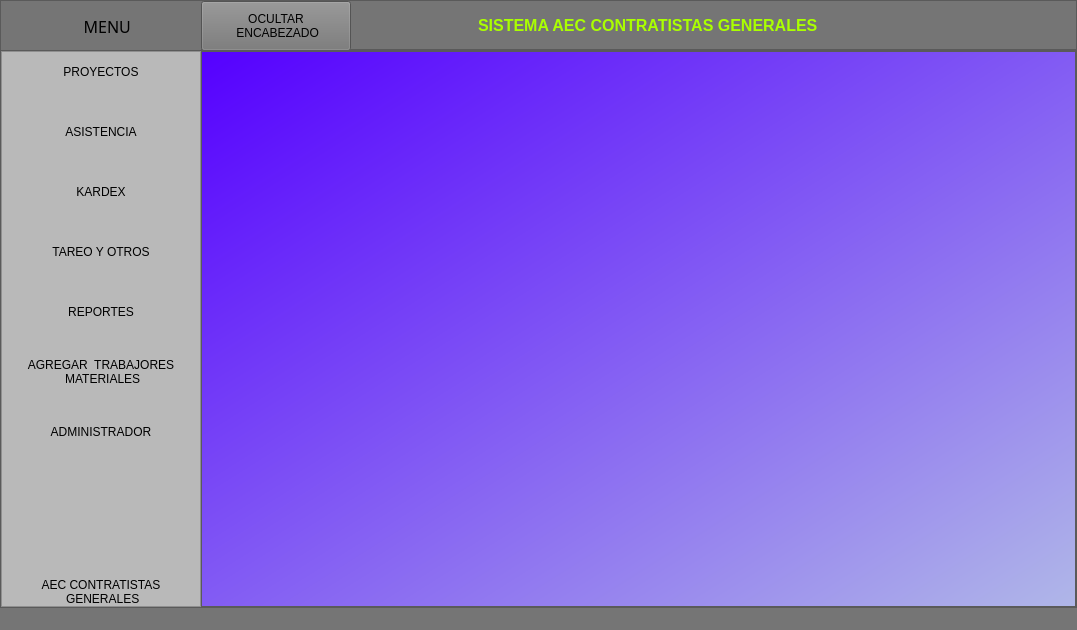
Before: the Qt Designer form ui_files/menu.ui in Romehe369/aec_contrastistas_g, drawn with Qt 5.
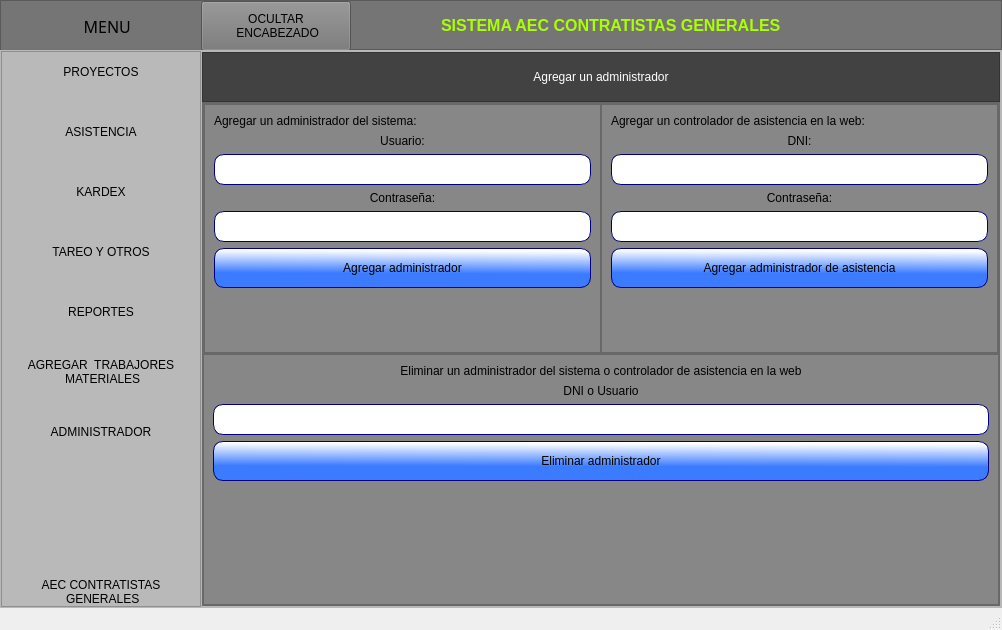
After: the same form once the commit is applied. The open tabs and pages were chosen to show the change. Icons and pictures are not drawn.

```diff
--- a/ui_files/menu.ui
+++ b/ui_files/menu.ui
@@ -6,7 +6,7 @@
    <rect>
     <x>0</x>
     <y>0</y>
-    <width>1077</width>
+    <width>1002</width>
     <height>630</height>
    </rect>
   </property>
@@ -20,7 +20,11 @@
    <string>MainWindow</string>
   </property>
   <property name="styleSheet">
-   <string notr="true">background-color: rgb(117, 117, 117);</string>
+   <string notr="true">background-color: rgb(117, 117, 117);
+
+QLineEdit{
+	background-color: rgb(255, 255, 255);
+}</string>
   </property>
   <widget class="QWidget" name="centralwidget">
    <layout class="QVBoxLayout" name="verticalLayout">
@@ -715,9 +719,456 @@
             </property>
             <widget class="QWidget" name="page">
              <property name="styleSheet">
-              <string notr="true">background-color: qlineargradient(spread:pad, x1:0, y1:0, x2:1, y2:1, stop:0 rgba(85, 0, 255, 255), stop:1 rgba(176, 183, 232, 255));</string>
+              <string notr="true">QWidget{
+background-color: rgb(135, 135, 135);
+}
+
+QPushButton{
+border: 1px solid rgb(0, 0, 127);
+border-radius:10px;
+background-color: qlineargradient(spread:pad, x1:0.409318, y1:0.636, x2:0.432, y2:0.0454545, stop:0 rgba(59, 123, 255, 255), stop:1 rgba(255, 255, 255, 255));
+font: 14pt &quot;MS Shell Dlg 2&quot;;
+}
+
+QPushButton:hover{
+	background-color: rgb(170, 255, 255);
+	font: 14pt &quot;MS Shell Dlg 2&quot;;
+}</string>
              </property>
-             <layout class="QVBoxLayout" name="verticalLayout_9"/>
+             <layout class="QVBoxLayout" name="verticalLayout_9">
+              <property name="spacing">
+               <number>0</number>
+              </property>
+              <property name="leftMargin">
+               <number>0</number>
+              </property>
+              <property name="topMargin">
+               <number>0</number>
+              </property>
+              <property name="rightMargin">
+               <number>0</number>
+              </property>
+              <property name="bottomMargin">
+               <number>0</number>
+              </property>
+              <item>
+               <widget class="QFrame" name="frame_24">
+                <property name="minimumSize">
+                 <size>
+                  <width>0</width>
+                  <height>50</height>
+                 </size>
+                </property>
+                <property name="maximumSize">
+                 <size>
+                  <width>16777215</width>
+                  <height>50</height>
+                 </size>
+                </property>
+                <property name="styleSheet">
+                 <string notr="true">QFrame{
+background-color: rgb(66, 66, 66);
+font: 12pt &quot;MS Shell Dlg 2&quot;;
+}
+
+QLineEdit{
+	font: 12pt &quot;MS Shell Dlg 2&quot;;
+	background-color: rgb(255, 255, 255);
+	border: 1px solid rgb(0, 0, 127);
+	border-radius:10px;
+}</string>
+                </property>
+                <property name="frameShape">
+                 <enum>QFrame::StyledPanel</enum>
+                </property>
+                <property name="frameShadow">
+                 <enum>QFrame::Raised</enum>
+                </property>
+                <layout class="QVBoxLayout" name="verticalLayout_31">
+                 <property name="spacing">
+                  <number>0</number>
+                 </property>
+                 <property name="leftMargin">
+                  <number>0</number>
+                 </property>
+                 <property name="topMargin">
+                  <number>0</number>
+                 </property>
+                 <property name="rightMargin">
+                  <number>0</number>
+                 </property>
+                 <property name="bottomMargin">
+                  <number>0</number>
+                 </property>
+                 <item>
+                  <widget class="QLabel" name="label_35">
+                   <property name="styleSheet">
+                    <string notr="true">color: rgb(255, 255, 255);
+font: 16pt &quot;MS Shell Dlg 2&quot;;</string>
+                   </property>
+                   <property name="text">
+                    <string>Agregar un administrador</string>
+                   </property>
+                   <property name="alignment">
+                    <set>Qt::AlignCenter</set>
+                   </property>
+                  </widget>
+                 </item>
+                </layout>
+               </widget>
+              </item>
+              <item>
+               <widget class="QFrame" name="frame_23">
+                <property name="styleSheet">
+                 <string notr="true">QFrame{
+font: 12pt &quot;MS Shell Dlg 2&quot;;
+}
+QLineEdit{
+	font: 12pt &quot;MS Shell Dlg 2&quot;;
+	background-color: rgb(255, 255, 255);
+	border: 1px solid rgb(0, 0, 127);
+	border-radius:10px;
+}</string>
+                </property>
+                <property name="frameShape">
+                 <enum>QFrame::StyledPanel</enum>
+                </property>
+                <property name="frameShadow">
+                 <enum>QFrame::Raised</enum>
+                </property>
+                <layout class="QVBoxLayout" name="verticalLayout_32">
+                 <property name="spacing">
+                  <number>0</number>
+                 </property>
+                 <property name="leftMargin">
+                  <number>0</number>
+                 </property>
+                 <property name="topMargin">
+                  <number>0</number>
+                 </property>
+                 <property name="rightMargin">
+                  <number>0</number>
+                 </property>
+                 <property name="bottomMargin">
+                  <number>0</number>
+                 </property>
+                 <item>
+                  <widget class="QFrame" name="add_admin_frame">
+                   <property name="frameShape">
+                    <enum>QFrame::StyledPanel</enum>
+                   </property>
+                   <property name="frameShadow">
+                    <enum>QFrame::Raised</enum>
+                   </property>
+                   <layout class="QHBoxLayout" name="horizontalLayout_14" stretch="0,0">
+                    <property name="spacing">
+                     <number>0</number>
+                    </property>
+                    <property name="leftMargin">
+                     <number>0</number>
+                    </property>
+                    <property name="topMargin">
+                     <number>0</number>
+                    </property>
+                    <property name="rightMargin">
+                     <number>0</number>
+                    </property>
+                    <property name="bottomMargin">
+                     <number>0</number>
+                    </property>
+                    <item>
+                     <widget class="QFrame" name="frame_26">
+                      <property name="frameShape">
+                       <enum>QFrame::StyledPanel</enum>
+                      </property>
+                      <property name="frameShadow">
+                       <enum>QFrame::Raised</enum>
+                      </property>
+                      <layout class="QVBoxLayout" name="verticalLayout_34">
+                       <item>
+                        <widget class="QLabel" name="label_38">
+                         <property name="minimumSize">
+                          <size>
+                           <width>0</width>
+                           <height>0</height>
+                          </size>
+                         </property>
+                         <property name="styleSheet">
+                          <string notr="true"/>
+                         </property>
+                         <property name="text">
+                          <string>Agregar un administrador del sistema:</string>
+                         </property>
+                        </widget>
+                       </item>
+                       <item>
+                        <widget class="QLabel" name="label_46">
+                         <property name="minimumSize">
+                          <size>
+                           <width>0</width>
+                           <height>0</height>
+                          </size>
+                         </property>
+                         <property name="text">
+                          <string>Usuario:</string>
+                         </property>
+                         <property name="alignment">
+                          <set>Qt::AlignCenter</set>
+                         </property>
+                        </widget>
+                       </item>
+                       <item>
+                        <widget class="QLineEdit" name="lineEdit_7">
+                         <property name="minimumSize">
+                          <size>
+                           <width>0</width>
+                           <height>31</height>
+                          </size>
+                         </property>
+                        </widget>
+                       </item>
+                       <item>
+                        <widget class="QLabel" name="label_41">
+                         <property name="minimumSize">
+                          <size>
+                           <width>0</width>
+                           <height>0</height>
+                          </size>
+                         </property>
+                         <property name="text">
+                          <string>Contraseña:</string>
+                         </property>
+                         <property name="alignment">
+                          <set>Qt::AlignCenter</set>
+                         </property>
+                        </widget>
+                       </item>
+                       <item>
+                        <widget class="QLineEdit" name="lineEdit_25">
+                         <property name="minimumSize">
+                          <size>
+                           <width>0</width>
+                           <height>31</height>
+                          </size>
+                         </property>
+                        </widget>
+                       </item>
+                       <item>
+                        <widget class="QPushButton" name="btn_add_confirm_admin">
+                         <property name="minimumSize">
+                          <size>
+                           <width>0</width>
+                           <height>40</height>
+                          </size>
+                         </property>
+                         <property name="text">
+                          <string>Agregar administrador</string>
+                         </property>
+                        </widget>
+                       </item>
+                       <item>
+                        <spacer name="verticalSpacer_11">
+                         <property name="orientation">
+                          <enum>Qt::Vertical</enum>
+                         </property>
+                         <property name="sizeHint" stdset="0">
+                          <size>
+                           <width>20</width>
+                           <height>40</height>
+                          </size>
+                         </property>
+                        </spacer>
+                       </item>
+                      </layout>
+                     </widget>
+                    </item>
+                    <item>
+                     <widget class="QFrame" name="frame_25">
+                      <property name="frameShape">
+                       <enum>QFrame::StyledPanel</enum>
+                      </property>
+                      <property name="frameShadow">
+                       <enum>QFrame::Raised</enum>
+                      </property>
+                      <layout class="QVBoxLayout" name="verticalLayout_35">
+                       <item>
+                        <widget class="QLabel" name="label_39">
+                         <property name="minimumSize">
+                          <size>
+                           <width>0</width>
+                           <height>0</height>
+                          </size>
+                         </property>
+                         <property name="styleSheet">
+                          <string notr="true"/>
+                         </property>
+                         <property name="text">
+                          <string>Agregar un controlador de asistencia en la web:</string>
+                         </property>
+                        </widget>
+                       </item>
+                       <item>
+                        <widget class="QLabel" name="label_42">
+                         <property name="minimumSize">
+                          <size>
+                           <width>0</width>
+                           <height>0</height>
+                          </size>
+                         </property>
+                         <property name="text">
+                          <string>DNI:</string>
+                         </property>
+                         <property name="alignment">
+                          <set>Qt::AlignCenter</set>
+                         </property>
+                        </widget>
+                       </item>
+                       <item>
+                        <widget class="QLineEdit" name="lineEdit_26">
+                         <property name="minimumSize">
+                          <size>
+                           <width>0</width>
+                           <height>31</height>
+                          </size>
+                         </property>
+                        </widget>
+                       </item>
+                       <item>
+                        <widget class="QLabel" name="label_43">
+                         <property name="minimumSize">
+                          <size>
+                           <width>0</width>
+                           <height>0</height>
+                          </size>
+                         </property>
+                         <property name="text">
+                          <string>Contraseña:</string>
+                         </property>
+                         <property name="alignment">
+                          <set>Qt::AlignCenter</set>
+                         </property>
+                        </widget>
+                       </item>
+                       <item>
+                        <widget class="QLineEdit" name="lineEdit_27">
+                         <property name="minimumSize">
+                          <size>
+                           <width>0</width>
+                           <height>31</height>
+                          </size>
+                         </property>
+                        </widget>
+                       </item>
+                       <item>
+                        <widget class="QPushButton" name="add_admin_btn_ctrls">
+                         <property name="minimumSize">
+                          <size>
+                           <width>0</width>
+                           <height>40</height>
+                          </size>
+                         </property>
+                         <property name="text">
+                          <string>Agregar administrador de asistencia</string>
+                         </property>
+                        </widget>
+                       </item>
+                       <item>
+                        <spacer name="verticalSpacer_12">
+                         <property name="orientation">
+                          <enum>Qt::Vertical</enum>
+                         </property>
+                         <property name="sizeHint" stdset="0">
+                          <size>
+                           <width>20</width>
+                           <height>40</height>
+                          </size>
+                         </property>
+                        </spacer>
+                       </item>
+                      </layout>
+                     </widget>
+                    </item>
+                   </layout>
+                  </widget>
+                 </item>
+                 <item>
+                  <widget class="QFrame" name="delete_admin_frame">
+                   <property name="minimumSize">
+                    <size>
+                     <width>0</width>
+                     <height>0</height>
+                    </size>
+                   </property>
+                   <property name="frameShape">
+                    <enum>QFrame::StyledPanel</enum>
+                   </property>
+                   <property name="frameShadow">
+                    <enum>QFrame::Raised</enum>
+                   </property>
+                   <layout class="QVBoxLayout" name="verticalLayout_33">
+                    <item>
+                     <widget class="QLabel" name="label_40">
+                      <property name="text">
+                       <string>Eliminar un administrador del sistema o controlador de asistencia en la web</string>
+                      </property>
+                      <property name="alignment">
+                       <set>Qt::AlignCenter</set>
+                      </property>
+                     </widget>
+                    </item>
+                    <item>
+                     <widget class="QLabel" name="label_44">
+                      <property name="text">
+                       <string>DNI o Usuario</string>
+                      </property>
+                      <property name="alignment">
+                       <set>Qt::AlignCenter</set>
+                      </property>
+                     </widget>
+                    </item>
+                    <item>
+                     <widget class="QLineEdit" name="lineEdit_30">
+                      <property name="minimumSize">
+                       <size>
+                        <width>0</width>
+                        <height>31</height>
+                       </size>
+                      </property>
+                     </widget>
+                    </item>
+                    <item>
+                     <widget class="QPushButton" name="delete_admin_ctrl_btn">
+                      <property name="minimumSize">
+                       <size>
+                        <width>0</width>
+                        <height>40</height>
+                       </size>
+                      </property>
+                      <property name="text">
+                       <string>Eliminar administrador</string>
+                      </property>
+                     </widget>
+                    </item>
+                    <item>
+                     <spacer name="verticalSpacer_13">
+                      <property name="orientation">
+                       <enum>Qt::Vertical</enum>
+                      </property>
+                      <property name="sizeHint" stdset="0">
+                       <size>
+                        <width>20</width>
+                        <height>88</height>
+                       </size>
+                      </property>
+                     </spacer>
+                    </item>
+                   </layout>
+                  </widget>
+                 </item>
+                </layout>
+               </widget>
+              </item>
+             </layout>
             </widget>
             <widget class="QWidget" name="page_registro">
              <property name="styleSheet">
```
Left out of the diff: 135 changed lines with no effect on the pictures.
